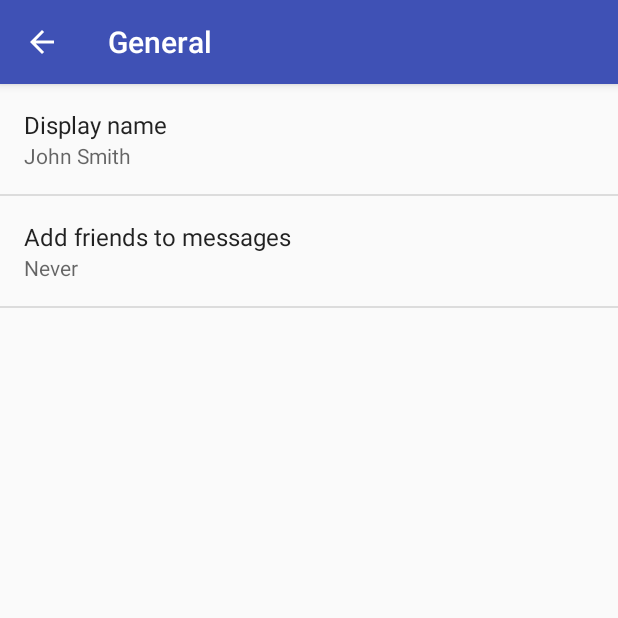
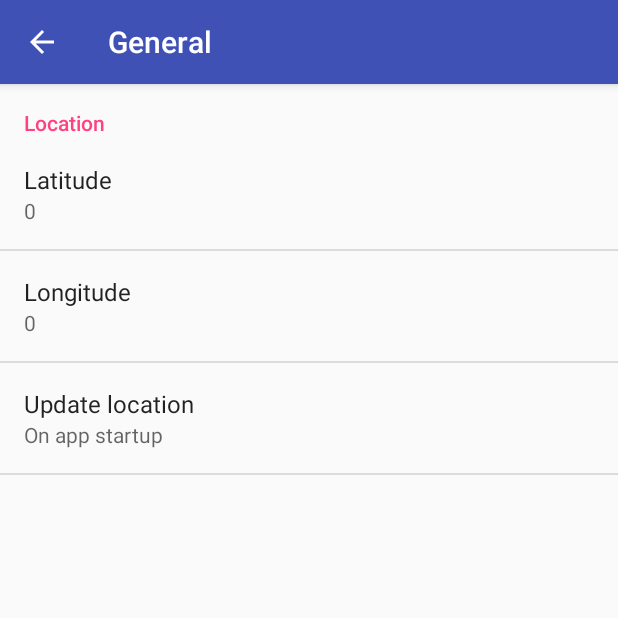
Before and after one commit to TheLongRunSmoke/iss-tracker, an Android app: the SettingsActivity screen opened directly, with no data from a screen before it, after a tap on "General", on a phone screen of 412 x 824 dp, the top half of it. Run offline under Robolectric (Android 15) with nearby library versions, the phone set to English and light mode, and no system bars; our stand-ins replace Timber.

Commit message:
Location helper partially implemented.

```diff
--- a/app/src/main/AndroidManifest.xml
+++ b/app/src/main/AndroidManifest.xml
@@ -6,6 +6,10 @@
     <uses-permission android:name="android.permission.ACCESS_WIFI_STATE" />
     <uses-permission android:name="android.permission.ACCESS_NETWORK_STATE" />
     <uses-permission android:name="android.permission.INTERNET" />
+
+    <uses-feature
+        android:name="android.hardware.location.network"
+        android:required="false" />
 
     <application
         android:name=".App"
--- a/app/src/main/java/ru/tlrs/iss/Config.java
+++ b/app/src/main/java/ru/tlrs/iss/Config.java
@@ -1,5 +1,32 @@
 package ru.tlrs.iss;
 
-public class Config {
+import android.content.SharedPreferences;
+import android.preference.PreferenceManager;
 
+public final class Config {
+
+    private static volatile Config sInstance;
+
+    private static SharedPreferences mPreferences;
+
+    public static Config getInstance() {
+        Config localInstance = sInstance;
+        if (localInstance == null){
+            synchronized (Config.class){
+                localInstance = sInstance;
+                if (localInstance == null){
+                    localInstance = sInstance = new Config();
+                }
+            }
+        }
+        return localInstance;
+    }
+
+    public Config() {
+        mPreferences = PreferenceManager.getDefaultSharedPreferences(App.getAppContext());
+    }
+
+    public SharedPreferences getPreferences() {
+        return mPreferences;
+    }
 }
--- a/app/src/main/java/ru/tlrs/iss/activities/SettingsActivity.java
+++ b/app/src/main/java/ru/tlrs/iss/activities/SettingsActivity.java
@@ -1,17 +1,13 @@
 package ru.tlrs.iss.activities;
 
 
+import android.content.DialogInterface;
 import android.content.Intent;
 import android.content.res.Configuration;
-import android.media.Ringtone;
-import android.media.RingtoneManager;
-import android.net.Uri;
 import android.os.Bundle;
-import android.preference.ListPreference;
 import android.preference.Preference;
 import android.preference.PreferenceFragment;
 import android.preference.PreferenceManager;
-import android.preference.RingtonePreference;
 import android.support.v4.app.NavUtils;
 import android.support.v7.app.ActionBar;
 import android.text.TextUtils;
@@ -20,6 +16,10 @@ import android.view.MenuItem;
 import java.util.List;
 
 import ru.tlrs.iss.R;
+import ru.tlrs.iss.dialogs.DialogHelper;
+import ru.tlrs.iss.fragments.PreferenceListenerFragment;
+
+import static java.lang.Math.abs;
 
 public class SettingsActivity extends AppCompatPreferenceActivity {
 
@@ -28,87 +28,14 @@ public class SettingsActivity extends AppCompatPreferenceActivity {
         super.onCreate(savedInstanceState);
         ActionBar actionBar = getSupportActionBar();
         if (actionBar != null) {
-            // Show the Up button in the action bar.
             actionBar.setDisplayHomeAsUpEnabled(true);
         }
     }
-
-    /**
-     * A preference value change listener that updates the preference's summary
-     * to reflect its new value.
-     */
-    private static Preference.OnPreferenceChangeListener sBindPreferenceSummaryToValueListener = new Preference.OnPreferenceChangeListener() {
-        @Override
-        public boolean onPreferenceChange(Preference preference, Object value) {
-            String stringValue = value.toString();
-
-            if (preference instanceof ListPreference) {
-                // For list preferences, look up the correct display value in
-                // the preference's 'entries' list.
-                ListPreference listPreference = (ListPreference) preference;
-                int index = listPreference.findIndexOfValue(stringValue);
-
-                // Set the summary to reflect the new value.
-                preference.setSummary(
-                        index >= 0
-                                ? listPreference.getEntries()[index]
-                                : null);
-
-            } else if (preference instanceof RingtonePreference) {
-                // For ringtone preferences, look up the correct display value
-                // using RingtoneManager.
-                if (TextUtils.isEmpty(stringValue)) {
-                    // Empty values correspond to 'silent' (no ringtone).
-                    preference.setSummary(R.string.pref_ringtone_silent);
-
-                } else {
-                    Ringtone ringtone = RingtoneManager.getRingtone(
-                            preference.getContext(), Uri.parse(stringValue));
-
-                    if (ringtone == null) {
-                        // Clear the summary if there was a lookup error.
-                        preference.setSummary(null);
-                    } else {
-                        // Set the summary to reflect the new ringtone display
-                        // name.
-                        String name = ringtone.getTitle(preference.getContext());
-                        preference.setSummary(name);
-                    }
-                }
-
-            } else {
-                // For all other preferences, set the summary to the value's
-                // simple string representation.
-                preference.setSummary(stringValue);
-            }
-            return true;
-        }
-    };
 
     @Override
     public boolean onIsMultiPane() {
         // Show multipane for 7 inch and more.
         return (this.getResources().getConfiguration().screenLayout & Configuration.SCREENLAYOUT_SIZE_LARGE) >= Configuration.SCREENLAYOUT_SIZE_LARGE;
-    }
-
-    /**
-     * Binds a preference's summary to its value. More specifically, when the
-     * preference's value is changed, its summary (line of text below the
-     * preference title) is updated to reflect the value. The summary is also
-     * immediately updated upon calling this method. The exact display format is
-     * dependent on the type of preference.
-     *
-     * @see #sBindPreferenceSummaryToValueListener
-     */
-    private static void bindPreferenceSummaryToValue(Preference preference) {
-        // Set the listener to watch for value changes.
-        preference.setOnPreferenceChangeListener(sBindPreferenceSummaryToValueListener);
-        // Trigger the listener immediately with the preference's
-        // current value.
-        sBindPreferenceSummaryToValueListener.onPreferenceChange(preference,
-                PreferenceManager
-                        .getDefaultSharedPreferences(preference.getContext())
-                        .getString(preference.getKey(), ""));
     }
 
     @Override
@@ -128,33 +55,56 @@ public class SettingsActivity extends AppCompatPreferenceActivity {
         loadHeadersFromResource(R.xml.pref_headers, target);
     }
 
-    /**
-     * This method stops fragment injection in malicious applications.
-     * Make sure to deny any unknown fragments here.
-     */
     protected boolean isValidFragment(String fragmentName) {
         return PreferenceFragment.class.getName().equals(fragmentName)
                 || GeneralPreferenceFragment.class.getName().equals(fragmentName)
                 || NotificationPreferenceFragment.class.getName().equals(fragmentName);
     }
 
-    /**
-     * This fragment shows general preferences only. It is used when the
-     * activity is showing a two-pane settings UI.
-     */
-    public static class GeneralPreferenceFragment extends PreferenceFragment {
+    public static class GeneralPreferenceFragment extends PreferenceListenerFragment{
+
+        public static final String LAT = "latitude";
+        public static final String LONG = "longitude";
+        public static final String UPDATE = "location_update";
+
+
         @Override
         public void onCreate(Bundle savedInstanceState) {
             super.onCreate(savedInstanceState);
+            PreferenceManager.setDefaultValues(getActivity(), R.xml.pref_general, false);
             addPreferencesFromResource(R.xml.pref_general);
             setHasOptionsMenu(true);
+            bindPreferenceSummaryToValue(findPreference(LAT), this);
+            bindPreferenceSummaryToValue(findPreference(LONG), this);
+            bindPreferenceSummaryToValue(findPreference(UPDATE), this);
+        }
 
-            // Bind the summaries of EditText/List/Dialog/Ringtone preferences
-            // to their values. When their values change, their summaries are
-            // updated to reflect the new value, per the Android Design
-            // guidelines.
-            bindPreferenceSummaryToValue(findPreference("example_text"));
-            bindPreferenceSummaryToValue(findPreference("example_list"));
+        @Override
+        public boolean onPreferenceChange(final Preference preference, Object newValue) {
+            boolean result = true;
+            if (TextUtils.equals(preference.getKey(), LAT)) {
+                if (abs(Double.parseDouble(newValue.toString())) >= 82) {
+                    result = false;
+                    DialogHelper.createOKDialog(getActivity(), R.string.latitude_error_message, new DialogInterface.OnClickListener() {
+                        @Override
+                        public void onClick(DialogInterface dialog, int which) {
+                            performClick(preference);
+                        }
+                    }).show();
+                }
+            }else if (TextUtils.equals(preference.getKey(), LONG)){
+                if (abs(Double.parseDouble(newValue.toString())) >= 180) {
+                    result = false;
+                    DialogHelper.createOKDialog(getActivity(), R.string.longitude_error_message, new DialogInterface.OnClickListener() {
+                        @Override
+                        public void onClick(DialogInterface dialog, int which) {
+                            performClick(preference);
+                        }
+                    }).show();
+                }
+            }
+            if (result) super.onPreferenceChange(preference, newValue);
+            return result;
         }
 
         @Override
@@ -172,18 +122,13 @@ public class SettingsActivity extends AppCompatPreferenceActivity {
      * This fragment shows notification preferences only. It is used when the
      * activity is showing a two-pane settings UI.
      */
-    public static class NotificationPreferenceFragment extends PreferenceFragment {
+    public static class NotificationPreferenceFragment extends PreferenceListenerFragment {
         @Override
         public void onCreate(Bundle savedInstanceState) {
             super.onCreate(savedInstanceState);
             addPreferencesFromResource(R.xml.pref_notification);
             setHasOptionsMenu(true);
-
-            // Bind the summaries of EditText/List/Dialog/Ringtone preferences
-            // to their values. When their values change, their summaries are
-            // updated to reflect the new value, per the Android Design
-            // guidelines.
-            bindPreferenceSummaryToValue(findPreference("notifications_new_message_ringtone"));
+            bindPreferenceSummaryToValue(findPreference("notifications_new_message_ringtone"), this);
         }
 
         @Override
--- /dev/null
+++ b/app/src/main/java/ru/tlrs/iss/fragments/PreferenceListenerFragment.java
@@ -0,0 +1,82 @@
+package ru.tlrs.iss.fragments;
+
+import android.preference.ListPreference;
+import android.preference.Preference;
+import android.preference.PreferenceFragment;
+import android.widget.ListAdapter;
+
+import ru.tlrs.iss.Config;
+
+public class PreferenceListenerFragment extends PreferenceFragment implements Preference.OnPreferenceChangeListener {
+
+    protected static void bindPreferenceSummaryToValue(Preference preference, Preference.OnPreferenceChangeListener listener) {
+        preference.setOnPreferenceChangeListener(listener);
+        listener.onPreferenceChange(preference, Config.getInstance().getPreferences().getString(preference.getKey(), ""));
+    }
+
+    protected void performClick(Preference preference){
+        ListAdapter listAdapter = getPreferenceScreen().getRootAdapter();
+        for (int itemNumber = 0; itemNumber < listAdapter.getCount(); itemNumber++)
+            if (listAdapter.getItem(itemNumber).equals(preference))
+                getPreferenceScreen().onItemClick(null, null, itemNumber, 0);
+    }
+
+    @Override
+    public boolean onPreferenceChange(Preference preference, Object newValue) {
+        String stringValue = newValue.toString();
+        if (preference instanceof ListPreference) {
+            ListPreference listPreference = (ListPreference) preference;
+            int index = listPreference.findIndexOfValue(stringValue);
+            preference.setSummary(
+                    index >= 0 ? listPreference.getEntries()[index] : null);
+        } else {
+            preference.setSummary(stringValue);
+        }
+        return true;
+
+        /*String stringValue = value.toString();
+
+            if (preference instanceof ListPreference) {
+                // For list preferences, look up the correct display value in
+                // the preference's 'entries' list.
+                ListPreference listPreference = (ListPreference) preference;
+                int index = listPreference.findIndexOfValue(stringValue);
+
+                // Set the summary to reflect the new value.
+                preference.setSummary(
+                        index >= 0
+                                ? listPreference.getEntries()[index]
+                                : null);
+
+            } else if (preference instanceof RingtonePreference) {
+                // For ringtone preferences, look up the correct display value
+                // using RingtoneManager.
+                if (TextUtils.isEmpty(stringValue)) {
+                    // Empty values correspond to 'silent' (no ringtone).
+                    preference.setSummary(R.string.pref_ringtone_silent);
+
+                } else {
+                    Ringtone ringtone = RingtoneManager.getRingtone(
+                            preference.getContext(), Uri.parse(stringValue));
+
+                    if (ringtone == null) {
+                        // Clear the summary if there was a lookup error.
+                        preference.setSummary(null);
+                    } else {
+                        // Set the summary to reflect the new ringtone display
+                        // name.
+                        String name = ringtone.getTitle(preference.getContext());
+                        preference.setSummary(name);
+                    }
+                }
+
+            } else {
+                // For all other preferences, set the summary to the value's
+                // simple string representation.
+                preference.setSummary(stringValue);
+            }
+            return true;*/
+
+    }
+
+}
--- a/app/src/main/res/values/strings.xml
+++ b/app/src/main/res/values/strings.xml
@@ -8,29 +8,31 @@
     <string name="title_activity_settings">Settings</string>
 
     <!-- Strings related to Settings -->
+    <string name="pref_header_general">General</string>
+    <string name="location_label">Location</string>
+    <string name="latitude_label">Latitude</string>
+    <string name="longitude_label">Longitude</string>
+    <string name="latitude_error_message">Enter latitude in decimal format. Must not exceed 82. Use \"-\" for south lat.</string>
+    <string name="longitude_error_message">Enter longitude in decimal format. Must not exceed 180. Use \"-\" for west long.</string>
+    <string name="title_location_update">Update location</string>
+    <string-array name="location_update_list_titles">
+        <item>On app startup</item>
+        <item>Never</item>
+    </string-array>
+    <string-array name="location_update_list_values">
+        <item>0</item>
+        <item>1</item>
+    </string-array>
+
+    <!-- Dialog string -->
+    <string name="neutral_label" translatable="false">OK</string>
 
     <!-- Example General settings -->
-    <string name="pref_header_general">General</string>
 
     <string name="pref_title_social_recommendations">Enable social recommendations</string>
     <string name="pref_description_social_recommendations">Recommendations for people to contact
         based on your message history
     </string>
-
-    <string name="pref_title_display_name">Display name</string>
-    <string name="pref_default_display_name">John Smith</string>
-
-    <string name="pref_title_add_friends_to_messages">Add friends to messages</string>
-    <string-array name="pref_example_list_titles">
-        <item>Always</item>
-        <item>When possible</item>
-        <item>Never</item>
-    </string-array>
-    <string-array name="pref_example_list_values">
-        <item>1</item>
-        <item>0</item>
-        <item>-1</item>
-    </string-array>
 
     <!-- Example settings for Data & Sync -->
     <string name="pref_header_data_sync">Data &amp; sync</string>
--- a/app/src/main/res/xml/pref_general.xml
+++ b/app/src/main/res/xml/pref_general.xml
@@ -1,29 +1,34 @@
 <PreferenceScreen xmlns:android="http://schemas.android.com/apk/res/android">
 
+    <PreferenceCategory android:title="@string/location_label">
 
+        <EditTextPreference
+            android:defaultValue="0"
+            android:inputType="numberSigned|numberDecimal"
+            android:key="latitude"
+            android:maxLines="1"
+            android:selectAllOnFocus="true"
+            android:singleLine="true"
+            android:title="@string/latitude_label" />
 
-    <!-- NOTE: EditTextPreference accepts EditText attributes. -->
-    <!-- NOTE: EditTextPreference's summary should be set to its value by the activity code. -->
-    <EditTextPreference
-        android:capitalize="words"
-        android:defaultValue="@string/pref_default_display_name"
-        android:inputType="textCapWords"
-        android:key="example_text"
-        android:maxLines="1"
-        android:selectAllOnFocus="true"
-        android:singleLine="true"
-        android:title="@string/pref_title_display_name" />
+        <EditTextPreference
+            android:defaultValue="0"
+            android:inputType="numberSigned|numberDecimal"
+            android:key="longitude"
+            android:maxLines="1"
+            android:selectAllOnFocus="true"
+            android:singleLine="true"
+            android:title="@string/longitude_label" />
 
-    <!-- NOTE: Hide buttons to simplify the UI. Users can touch outside the dialog to
-         dismiss it. -->
-    <!-- NOTE: ListPreference's summary should be set to its value by the activity code. -->
+    </PreferenceCategory>
+
     <ListPreference
-        android:defaultValue="-1"
-        android:entries="@array/pref_example_list_titles"
-        android:entryValues="@array/pref_example_list_values"
-        android:key="example_list"
+        android:defaultValue="0"
+        android:entries="@array/location_update_list_titles"
+        android:entryValues="@array/location_update_list_values"
+        android:key="location_update"
         android:negativeButtonText="@null"
         android:positiveButtonText="@null"
-        android:title="@string/pref_title_add_friends_to_messages" />
+        android:title="@string/title_location_update" />
 
 </PreferenceScreen>
```
Also changed, not shown: app/src/main/java/ru/tlrs/iss/dialogs/DialogHelper.java (added, +17 -0 lines), app/src/main/java/ru/tlrs/iss/fragments/MapFragment.java (+55 -13 lines), app/src/main/java/ru/tlrs/iss/utils/LocationManager.java (deleted, +0 -53 lines), app/src/main/java/ru/tlrs/iss/utils/LocationManagerHelper.java (added, +86 -0 lines).
